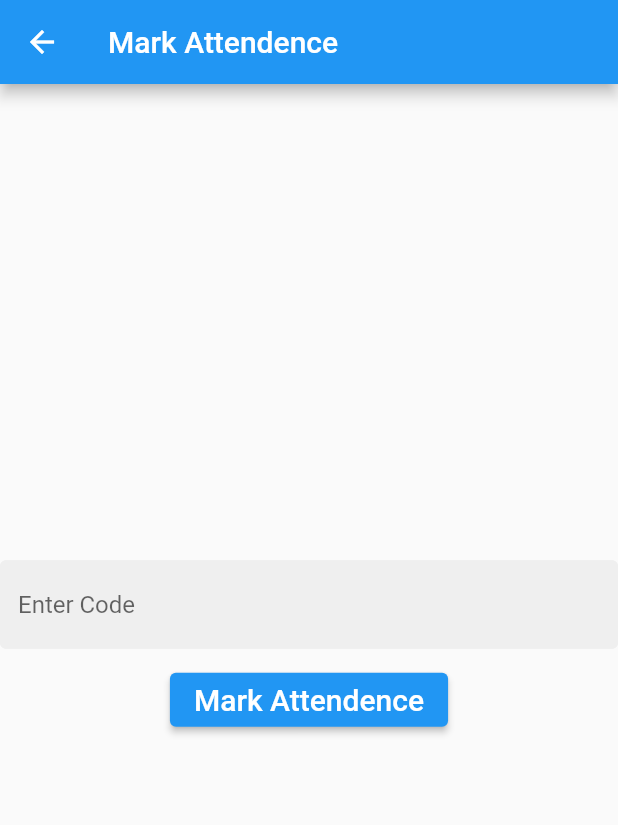
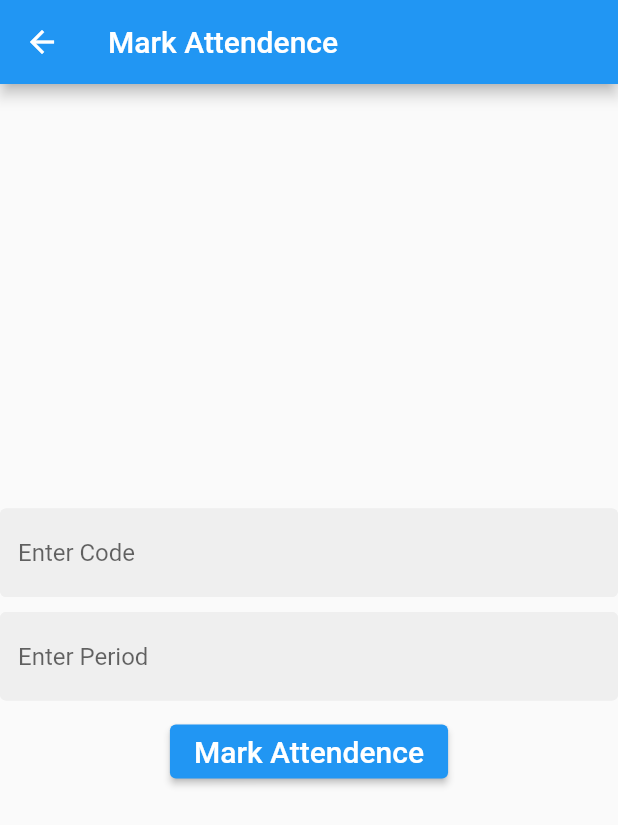
Before and after one commit to Arka02032002/iemcrp_new, a Flutter app: the screen it shows once a user with an empty profile is signed in, after a tap on "Give Attendence", on a phone screen of 412 x 824 dp. Shown: the top 825 px of the screen. Run offline on Flutter 3.47's test engine with Material 2 defaults, Android fonts, the phone set to English and light mode, and no system bars; our stand-ins replace cloud_firestore, firebase_auth, firebase_core, flutter_spinkit, flutter_svg, get; accounts and stored records are empty; network calls fail.

Commit message:
Attendance record stored in database and other bug fixes

```diff
--- a/lib/Dashboard/Student/mark_attendence.dart
+++ b/lib/Dashboard/Student/mark_attendence.dart
@@ -7,6 +7,8 @@ import 'package:iemcrp_new/globals.dart' as globals;
 import 'package:flutter/material.dart';
 import 'package:flutter/rendering.dart';
 import 'package:iemcrp_new/services/code.dart';
+import 'package:iemcrp_new/services/datasbase.dart';
+import 'package:intl/intl.dart';
 import 'package:provider/provider.dart';
 import 'package:iemcrp_new/Dashboard/Teacher/form_creation.dart';
 
@@ -27,14 +29,22 @@ class _Mark_AttendenceState extends State<Mark_Attendence> {
 
 
   @override
+  // DatabaseService db = new DatabaseService();
+
+
 
   // bool correctCode=false;
   String code="";
+  int period=0;
   String status="";
+  String id="";
 
   String enteredCode="";
+  int enteredPeriod=0;
   final CollectionReference codeCollection =FirebaseFirestore.instance.collection('codes');
-  String studentStream=Get.arguments;
+  var studentData=Get.arguments;
+  // var studentStream=studentData[0];
+
 
 
   // void getStream() {
@@ -68,8 +78,10 @@ class _Mark_AttendenceState extends State<Mark_Attendence> {
 
   Widget build(BuildContext context) {
     // log(studentStream);
-    var document = codeCollection.doc(studentStream);
+    // var document = codeCollection.doc(studentStream);
     // String code="";
+    final user = Provider.of<IemcrpUser?>(context);
+
 
 
 
@@ -95,6 +107,9 @@ class _Mark_AttendenceState extends State<Mark_Attendence> {
           return Loading();
         }
         var doc = snapshot.data!.docs;
+        log("STUDENTSTREAM---   "+studentData[0]);
+        log("STUDENTID---   "+studentData[1]);
+
         doc.forEach((element) {
             // log(element.id);
             // print(element.id.length);
@@ -103,14 +118,16 @@ class _Mark_AttendenceState extends State<Mark_Attendence> {
             // log(element['code']);
             // code = element['code'];
 
-            if(element.id==studentStream) {
+            if(element.id==studentData[0]) {
           // log("hi");
           //     log(element['code']);
             // setState((){
               code = element['code'];
+              period =element['period'];
             // });
           }
             log(code);
+            log(period.toString());
 
 
 
@@ -163,20 +180,42 @@ class _Mark_AttendenceState extends State<Mark_Attendence> {
 
                 ),
                 SizedBox(height: 10,),
-                ElevatedButton(onPressed: (){
+                TextFormField(
+                  decoration: textInputDecoration.copyWith(hintText: 'Enter Period'),
+                  onChanged: (val){
+                    log(val);
+                    setState(() {
+                      if(val=="")
+                        enteredPeriod=0;
+                      else
+                        enteredPeriod=int.parse(val);
+                    });
+                  },
+                ),
+                SizedBox(height: 10,),
+
+                ElevatedButton(onPressed: () async{
+                  String cdate = DateFormat("yyyy-MM-dd").format(DateTime.now());
+                  print(cdate);
+                  print(user?.uid);
+                  DatabaseService(uid: studentData[1]).updateAttendenceData(period,cdate);
+
+                  log("DATE---    "+cdate);
                   log(code);
 
                   log("ENTERED CODE"+ enteredCode);
-                  if(code==enteredCode) {
+                  log("ENTERED PERIOD" + enteredPeriod.toString());
+                  if(code==enteredCode && period==enteredPeriod) {
                     setState(() {
                       status="Attendence Marked";
+
                     });
 
                     log("Attendence Marked");
                   }
                   else {
                     setState(() {
-                      status="Invalid Code";
+                      status="Invalid Entry";
                     });
                     log("-----No-----");
                   }
--- a/lib/Dashboard/Student/student_profile.dart
+++ b/lib/Dashboard/Student/student_profile.dart
@@ -26,7 +26,7 @@ class _StudentProfileState extends State<StudentProfile> {
     final students=Provider.of<List<Student>?>(context);
     final user = Provider.of<IemcrpUser?>(context);
     var name="";
-    // var id="";
+    var id="";
     var stream="";
     String enrollment="";
     void getStudentData() async {
@@ -35,10 +35,13 @@ class _StudentProfileState extends State<StudentProfile> {
           name = (student.name);
           enrollment = student.enrollment;
           stream = student.stream;
+          id=student.id;
         }
       }
     }
     getStudentData();
+    log("STUDENT-ID----"+ id);
+
 
     // print(students[0].);
       return students==null ? Loading():SingleChildScrollView(
@@ -161,7 +164,7 @@ class _StudentProfileState extends State<StudentProfile> {
                         Textcolor: Colors.black,
                         BackgroundColor: Colors.grey.withOpacity(0.2),
                         text: 'Give Attendence',
-                        ontap: () => Get.to(Mark_Attendence(),arguments: stream),
+                        ontap: () => Get.to(Mark_Attendence(),arguments: [stream,id]),
                         icon: Icons.edit,
                         size: 150,
                       ),
--- a/lib/Dashboard/Teacher/form_creation.dart
+++ b/lib/Dashboard/Teacher/form_creation.dart
@@ -23,6 +23,7 @@ class _Question_fromDatabaseState extends State<Question_fromDatabase> {
 
   String code="Code";
   String stream="";
+  int period=0;
 
 
 
@@ -50,6 +51,18 @@ class _Question_fromDatabaseState extends State<Question_fromDatabase> {
                 onChanged: (val){
                   setState(() {
                     stream=val;
+                  });
+
+                },
+
+              ),
+
+              SizedBox(height: 10,),
+              TextFormField(
+                decoration: textInputDecoration.copyWith(hintText: 'Enter Period'),
+                onChanged: (val){
+                  setState(() {
+                    period=int.parse(val);
                   });
 
                 },
@@ -88,7 +101,7 @@ class _Question_fromDatabaseState extends State<Question_fromDatabase> {
               ),
               SizedBox(height: 20,),
               ElevatedButton(onPressed: ()async {
-                final Attendence_Code ac= new Attendence_Code(stream: stream);
+                final Attendence_Code ac= new Attendence_Code(stream: stream,period: period);
                 var temp_code=await ac.generateCode();
                 print("------------");
                 log(temp_code);
--- a/lib/services/code.dart
+++ b/lib/services/code.dart
@@ -5,13 +5,14 @@ import 'package:iemcrp_new/globals.dart' as globals;
 class Attendence_Code{
   String code="";
   String stream="";
-  Attendence_Code({required this.stream});
+  int period=0;
+  Attendence_Code({required this.stream,required this.period});
 
   var uuid=Uuid();
   DatabaseService db= new DatabaseService();
   Future generateCode() async{
     code= uuid.v1();
-    db.updateCodeData(code, stream);
+    db.updateCodeData(code, stream,period);
     // globals.code=code;
     // globals.stream=stream;
     return code;
--- a/lib/services/datasbase.dart
+++ b/lib/services/datasbase.dart
@@ -1,3 +1,5 @@
+import 'dart:developer';
+
 import 'package:cloud_firestore/cloud_firestore.dart';
 import 'package:iemcrp_new/models/questions.dart';
 import 'package:iemcrp_new/models/students.dart';
@@ -16,6 +18,7 @@ class DatabaseService {
   final CollectionReference teacherCollection =FirebaseFirestore.instance.collection('teachers');
   final CollectionReference questionCollection =FirebaseFirestore.instance.collection('questions');
   final CollectionReference codeCollection =FirebaseFirestore.instance.collection('codes');
+  // final CollectionReference Attendencecollection =FirebaseFirestore.instance.collection('students');
 
 
 
@@ -36,9 +39,17 @@ class DatabaseService {
       'salary': salary,
     });
   }
-  Future updateCodeData(String code, String stream) async {
+  Future updateCodeData(String code, String stream,int period) async {
     return await codeCollection.doc(stream).set({
       'code': code,
+      'period': period,
+    });
+  }
+  Future updateAttendenceData(int period,String cdate) async {
+    String p =period.toString();
+    log(uid!);
+    return await studentCollection.doc(uid).collection('attendance').doc(cdate).set({
+      p: true,
     });
   }
 
@@ -48,6 +59,8 @@ class DatabaseService {
       return Code(
           code: doc.get('code') ?? '',
           stream: doc.get('stream') ?? '',
+
+
 
       );
     }).toList();
@@ -77,6 +90,7 @@ class DatabaseService {
           stream: doc.get('stream') ?? '',
           year: doc.get('year') ?? 0,
           email: doc.get('email') ?? '',
+
       );
     }).toList();
   }
--- a/pubspec.yaml
+++ b/pubspec.yaml
@@ -42,6 +42,7 @@ dependencies:
   # to handle SVGs for Android, iOS, and Web
   flutter_svg: ^0.21.0+1
   uuid: ^3.0.7
+  intl: ^0.17.0
 
   # state management, intelligent dependency injection, and route management
   get: ^4.1.4
@@ -63,7 +64,7 @@ dev_dependencies:
   flutter_lints: ^2.0.0
 
 flutter_icons:
-  android: "launcher_icon"
+  android : true
   ios: true
   image_path: "assets/logo.png"
 
```
Also changed, not shown: pubspec.lock.
